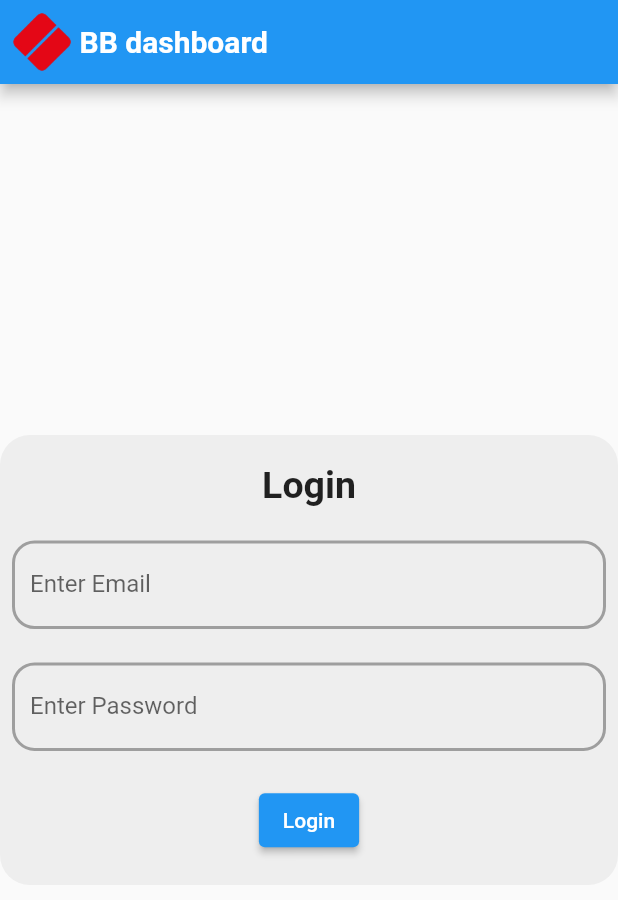
After one commit to aman-kumar-bbi/dashboard--flutter-Web, a Flutter app: the screen it shows once a user with an empty profile is signed in, on a phone screen of 412 x 824 dp. The commit adds this screen. Shown: the top 900 px of the screen. Run offline on Flutter 3.47's test engine with Material 2 defaults, Android fonts, the phone set to English and light mode, and no system bars; our stand-ins replace firebase_auth, firebase_core, firebase_database; accounts and stored records are empty.

Commit message:
firebase auth

```diff
--- a/lib/dashboard/data/repository/FirebaseFunction.dart
+++ b/lib/dashboard/data/repository/FirebaseFunction.dart
@@ -1,13 +1,19 @@
 import 'dart:convert';
 
 import 'package:dashboard/dashboard/data/models/app_details_model.dart';
+import 'package:dashboard/dashboard/presentation/screen/home.dart';
+import 'package:dashboard/dashboard/presentation/screen/login_page.dart';
+import 'package:dashboard/dashboard/presentation/screen/wrapper.dart';
+import 'package:firebase_auth/firebase_auth.dart';
 import 'package:firebase_core/firebase_core.dart';
 import 'package:firebase_database/firebase_database.dart';
+import 'package:flutter/material.dart';
 
 class FirebaseFunctions {
+  final FirebaseAuth _auth = FirebaseAuth.instance;
+  get user => _auth.currentUser;
   final fb = FirebaseDatabase.instance;
   Future? setData(AppDetails details) {
-
     final ref = fb.ref().child('bb_apps');
     ref
         .push()
@@ -23,7 +29,6 @@ class FirebaseFunctions {
   }
 
   Future? updateData(AppDetails details) {
-    print("updating new data");
     var databaseReference = FirebaseDatabase.instance
         .ref("bb_apps")
         .child(details.uid)
@@ -34,7 +39,7 @@ class FirebaseFunctions {
     DatabaseReference ref = FirebaseDatabase.instance.ref("bb_apps").ref;
 
     DatabaseEvent event = await ref.once();
-    print("final event ${event.snapshot.value}");
+
     final bbAppJson = event.snapshot.value;
     List<AppDetails>? listOfAppDetails;
     if (bbAppJson is Map) {
@@ -44,4 +49,27 @@ class FirebaseFunctions {
     }
     return listOfAppDetails;
   }
+
+  Future logIn(BuildContext context, String email, String password, ) async {
+    try {
+      print("email ${email.trim()}");
+      await FirebaseAuth.instance.signInWithEmailAndPassword(
+        email: email.trim(),
+        password: password,
+      );
+      Navigator.pushReplacement(
+          context, MaterialPageRoute(builder: (context) => Home()));
+    } catch (e) {
+      var error = e.toString();
+      print("erroe is $error");
+      ScaffoldMessenger.of(context)
+          .showSnackBar(const SnackBar(content: Text("Some error ocurred")));
+      print(e);
+    }
+  }
+
+     Future<void> signOut() async {
+  await FirebaseAuth.instance.signOut();
 }
+
+}
--- /dev/null
+++ b/lib/dashboard/presentation/screen/login_page.dart
@@ -0,0 +1,101 @@
+import 'package:dashboard/dashboard/data/repository/FirebaseFunction.dart';
+import 'package:dashboard/dashboard/presentation/screen/home.dart';
+import 'package:flutter/material.dart';
+
+import '../widgets/constant/logo_and_name.dart';
+
+class LoginPage extends StatelessWidget {
+  final TextEditingController emailController = TextEditingController();
+  final TextEditingController passwordController = TextEditingController();
+
+  @override
+  Widget build(BuildContext context) {
+    return Scaffold(
+      appBar: AppBar(
+        flexibleSpace: Center(
+          child: Padding(
+            padding: const EdgeInsets.all(8.0),
+            child: Row(
+              children: const [
+                LogoAndName(),
+              ],
+            ),
+          ),
+        ),
+
+      ),
+      body: Form(
+        child: Center(
+          child: Container(
+            height: 300,
+            width: 450,
+            decoration: BoxDecoration(
+                borderRadius: BorderRadius.circular(20), color: Colors.grey[200]),
+            child: Padding(
+              padding: const EdgeInsets.all(8.0),
+              child: Column(
+                mainAxisAlignment: MainAxisAlignment.spaceAround,
+                children: [
+                  const Text(
+                    "Login",
+                    style: TextStyle(fontSize: 25, fontWeight: FontWeight.bold),
+                  ),
+                  TextFormField(
+                    controller: emailController,
+                    decoration: InputDecoration(
+                      labelText: "Enter Email",
+                      fillColor: Colors.white,
+                      focusedBorder: OutlineInputBorder(
+                        borderRadius: BorderRadius.circular(15.0),
+                        borderSide: const BorderSide(
+                          color: Colors.blue,
+                        ),
+                      ),
+                      enabledBorder: OutlineInputBorder(
+                        borderRadius: BorderRadius.circular(15.0),
+                        borderSide: const BorderSide(
+                          color: Colors.grey,
+                          width: 2.0,
+                        ),
+                      ),
+                    ),
+                  ),
+                  TextFormField(
+                    controller: passwordController,
+                    obscureText: true,
+                    decoration: InputDecoration(
+                      labelText: "Enter Password",
+                      fillColor: Colors.white,
+                      focusedBorder: OutlineInputBorder(
+                        borderRadius: BorderRadius.circular(15.0),
+                        borderSide: const BorderSide(
+                          color: Colors.blue,
+                        ),
+                      ),
+                      enabledBorder: OutlineInputBorder(
+                        borderRadius: BorderRadius.circular(15.0),
+                        borderSide: const BorderSide(
+                          color: Colors.grey,
+                          width: 2.0,
+                        ),
+                      ),
+                    ),
+                  ),
+                  ElevatedButton(
+                      onPressed: () async {
+                        FirebaseFunctions().logIn(
+                          context,
+                             emailController.text,
+                             passwordController.text);
+
+                      },
+                      child: Text("Login"))
+                ],
+              ),
+            ),
+          ),
+        ),
+      ),
+    );
+  }
+}
--- /dev/null
+++ b/lib/dashboard/presentation/screen/wrapper.dart
@@ -0,0 +1,23 @@
+import 'package:dashboard/dashboard/presentation/screen/home.dart';
+import 'package:dashboard/dashboard/presentation/screen/login_page.dart';
+import 'package:firebase_auth/firebase_auth.dart';
+import 'package:firebase_core/firebase_core.dart';
+import 'package:flutter/material.dart';
+
+class Wrapper extends StatelessWidget {
+  const Wrapper({super.key});
+
+  @override
+  Widget build(BuildContext context) {
+    return StreamBuilder(
+        stream: FirebaseAuth.instance.authStateChanges(),
+        builder: (context, snapshot) {
+          if (snapshot.hasData) {
+            print("snapshot ${snapshot.hasData}");
+            return LoginPage();
+          } else {
+            return Home();
+          }
+        });
+  }
+}
--- a/lib/main.dart
+++ b/lib/main.dart
@@ -1,4 +1,6 @@
 
+import 'package:dashboard/dashboard/presentation/screen/login_page.dart';
+import 'package:dashboard/dashboard/presentation/screen/wrapper.dart';
 import 'package:dashboard/firebase_options.dart';
 import 'package:firebase_core/firebase_core.dart';
 import 'package:flutter/material.dart';
@@ -19,11 +21,11 @@ class MyApp extends StatelessWidget {
 
     return MaterialApp(
       debugShowCheckedModeBanner: false,
-      title: 'Flutter Demo',
+      title: 'BB dashboard',
       theme: ThemeData(
         primarySwatch: Colors.blue,
       ),
-      home:  Home(),
+      home:  Wrapper(),
     );
   }
 }
--- a/pubspec.yaml
+++ b/pubspec.yaml
@@ -41,6 +41,7 @@ dependencies:
   firebase_core: ^1.21.0
   firebase_database: ^9.1.2
   cloud_firestore: ^3.4.5
+  firebase_auth: ^3.7.0
 
 
 
```
Also changed, not shown: lib/dashboard/data/models/app_details_model.dart (+4 -4 lines), lib/dashboard/presentation/screen/add_app_screen.dart (+3 -7 lines), lib/dashboard/presentation/screen/home.dart (+10 -5 lines), lib/dashboard/presentation/widgets/constant/if_have_data.dart (+10 -5 lines), lib/dashboard/presentation/widgets/constant/new_custom_save_and_delete_button.dart (+58 -37 lines), pubspec.lock, 1 other file.
